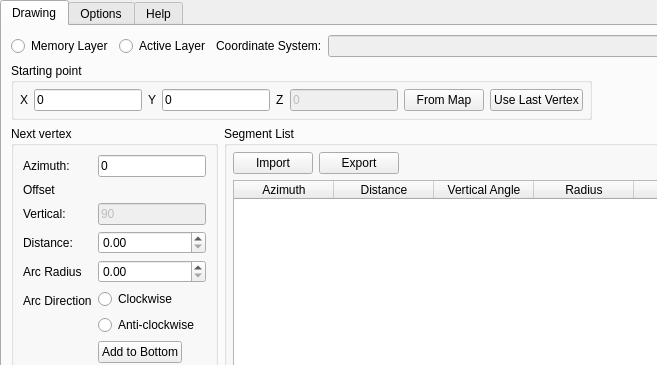
First picture: the form in dock.ui, repository mpetroff/qgsazimuth, before the edit; both pictures show x 0 to 657 and y 0 to 365 of the 1155 by 460 pixel window.
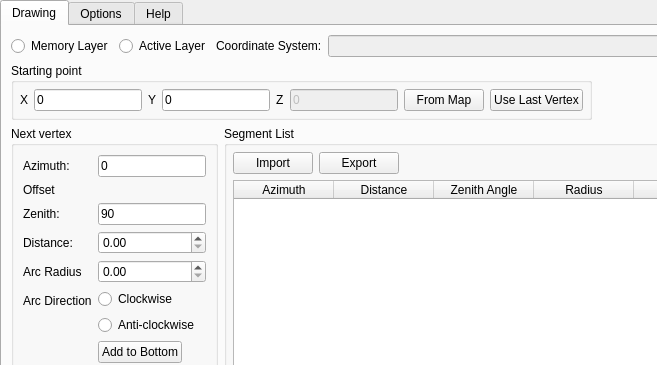
Second picture: the form after the edit. The open tabs and pages were chosen to show the change. Icons and pictures are not drawn.

Commit message: Enable zenith angle and fix its naming (I don't know why it was disabled).

Patch:
```diff
--- a/dock.ui
+++ b/dock.ui
@@ -148,7 +148,7 @@
             </column>
             <column>
              <property name="text">
-              <string>Vertical Angle</string>
+              <string>Zenith Angle</string>
              </property>
             </column>
             <column>
@@ -356,7 +356,7 @@
           <item row="2" column="0">
            <widget class="QLabel" name="label_12">
             <property name="text">
-             <string>Vertical:</string>
+             <string>Zenith:</string>
             </property>
             <property name="buddy">
              <cstring>lineEdit_nextVertical</cstring>
@@ -366,7 +366,7 @@
           <item row="2" column="1">
            <widget class="QLineEdit" name="lineEdit_nextVertical">
             <property name="enabled">
-             <bool>false</bool>
+             <bool>true</bool>
             </property>
             <property name="sizePolicy">
              <sizepolicy hsizetype="Fixed" vsizetype="Fixed">
```
Left out of the diff: 2 changed lines with no effect on the pictures. The commit also changes 3 other files.
